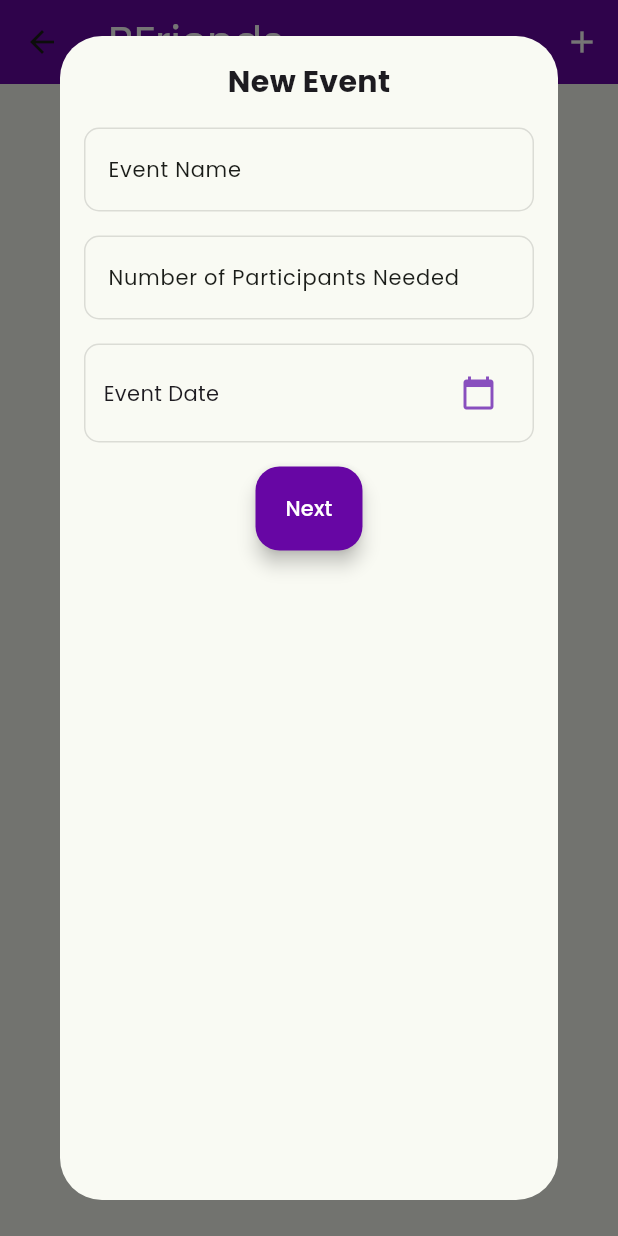
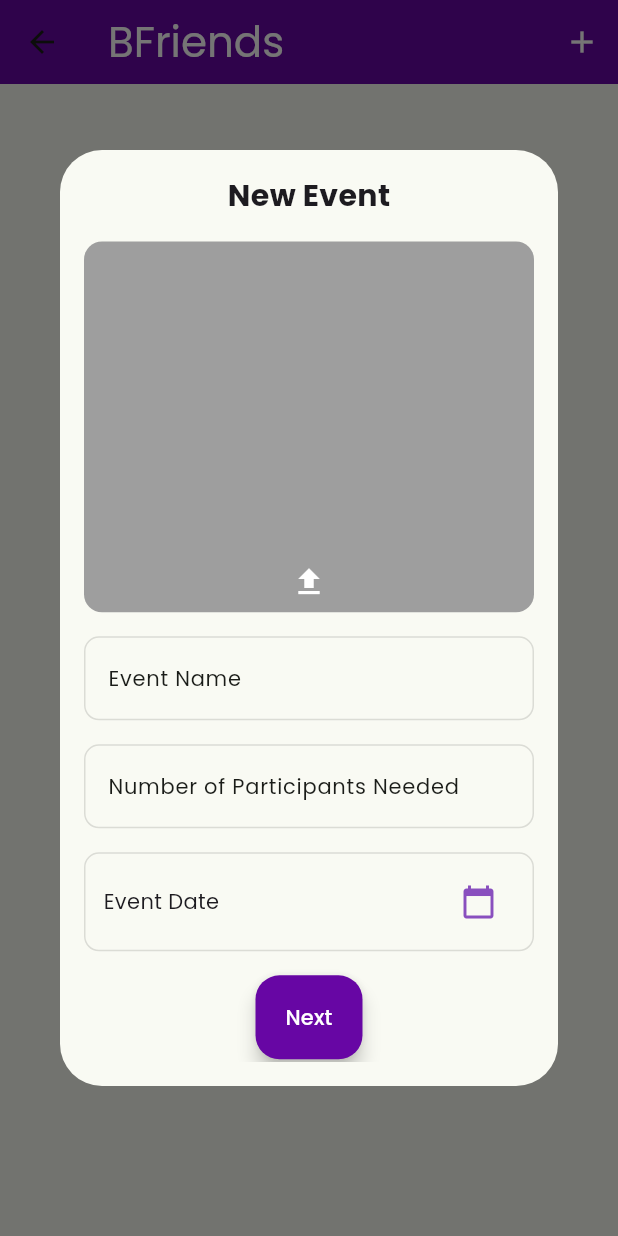
Before and after one commit to BFriends-inc/BFriends-app, a Flutter app: the EventsPage screen opened directly, after a tap on the "add" icon, on a phone screen of 412 x 824 dp. Run offline on Flutter 3.47's test engine with Material 3 defaults, Android fonts, the phone set to English and light mode, and no system bars; our stand-ins replace cloud_firestore, firebase_auth, firebase_core, geolocator, go_router, google_fonts and 4 more; accounts and stored records are empty.

Commit message:
Added image picker for the event (widget)
-  Just a widget, function = not yet

```diff
--- a/lib/pages/events_page.dart
+++ b/lib/pages/events_page.dart
@@ -1,9 +1,11 @@
 import 'dart:convert';
 import 'dart:math';
 
+import 'package:bfriends_app/pages/user_image_picker.dart';
 import 'package:flutter/foundation.dart';
 import 'package:flutter/material.dart';
 import 'package:http/http.dart' as http;
+import 'package:image_picker/image_picker.dart';
 import 'package:uuid/uuid.dart';
 import 'package:geolocator/geolocator.dart';
 
@@ -30,6 +32,8 @@ class _EventsPageState extends State<EventsPage> {
 
   TextEditingController eventNameController = TextEditingController();
   TextEditingController participantsController = TextEditingController();
+
+  XFile? _selectedImage;
 
   @override
   void initState() {
@@ -124,6 +128,8 @@ class _EventsPageState extends State<EventsPage> {
   }
 
   void _showDialog() {
+    var height = MediaQuery.of(context).size.height;
+
     showDialog(
       context: context,
       builder: (BuildContext context) {
@@ -135,7 +141,9 @@ class _EventsPageState extends State<EventsPage> {
                 key: _formProfileSetupKey,
                 child: Container(
                   padding: const EdgeInsets.all(16),
+                  height: height - 200,
                   child: PageView(
+                    physics: const NeverScrollableScrollPhysics(),
                     controller: _pageController,
                     onPageChanged: (index) {
                       _setState(() {
@@ -165,7 +173,9 @@ class _EventsPageState extends State<EventsPage> {
 
   Widget _buildFirstPage() {
     final theme = Theme.of(context);
-    return Column(
+
+    return SingleChildScrollView(
+      child: Column(
         mainAxisSize: MainAxisSize.min,
         children: [
           const Text(
@@ -174,6 +184,19 @@ class _EventsPageState extends State<EventsPage> {
               fontSize: 20,
               fontWeight: FontWeight.bold,
             ),
+          ),
+          const SizedBox(height: 16),
+          UserImagePicker(
+            context: context,
+            validator: (pickedImage) {
+              if (pickedImage == null) {
+                return 'Please select an image';
+              }
+              return null;
+            },
+            onSave: (pickedImage) {
+              _selectedImage = pickedImage;
+            },
           ),
           const SizedBox(height: 16),
           TextFormField(
@@ -290,6 +313,7 @@ class _EventsPageState extends State<EventsPage> {
             child: const Text('Next'),
           ),
         ],
+      ),
     );
   }
 
--- /dev/null
+++ b/lib/pages/user_image_picker.dart
@@ -0,0 +1,105 @@
+import 'dart:io';
+import 'package:flutter/foundation.dart';
+import 'package:flutter/material.dart';
+import 'package:image_picker/image_picker.dart';
+
+class UserImagePicker extends FormField<XFile?> {
+  UserImagePicker({
+    super.key,
+    required void Function(XFile? pickedImage) onSave,
+    required String? Function(XFile? pickedImage) super.validator,
+    required BuildContext context,
+  }) : super(
+          onSaved: onSave,
+          initialValue: null,
+          builder: (FormFieldState<XFile?> state) {
+            void _pickImage() async {
+              try {
+                final pickedImage = await ImagePicker().pickImage(
+                  source: ImageSource.gallery,
+                  imageQuality: 50,
+                  maxWidth: 150,
+                );
+
+                if (pickedImage == null) {
+                  return;
+                }
+
+                state.didChange(pickedImage);
+              } catch (error) {
+                debugPrint('Error picking image: $error');
+              }
+            }
+
+            var height = MediaQuery.of(context).size.height;
+            var width = MediaQuery.of(context).size.width;
+
+            return Column(
+              children: [
+                Stack(
+                  children: [
+                    Container(
+                      width: width,
+                      height: height * 0.30,
+                      decoration: BoxDecoration(
+                        color: Colors.grey,
+                        borderRadius: BorderRadius.circular(12),
+                        image: state.value != null
+                            ? DecorationImage(
+                                image: _getForegroundImage(state)!,
+                                fit: BoxFit.cover,
+                              )
+                            : null,
+                      ),
+                    ),
+                    Positioned.fill(
+                      child: Material(
+                        color: Colors.transparent,
+                        child: InkWell(
+                          onTap: _pickImage,
+                          borderRadius: BorderRadius.circular(40),
+                          child: Align(
+                            alignment: Alignment.bottomCenter,
+                            child: Padding(
+                              padding: const EdgeInsets.only(bottom: 8.0),
+                              child: Icon(
+                                Icons.upload,
+                                color: Theme.of(context).colorScheme.onPrimary,
+                              ),
+                            ),
+                          ),
+                        ),
+                      ),
+                    ),
+                  ],
+                ),
+                if (state.hasError)
+                  Padding(
+                    padding: const EdgeInsets.only(top: 8.0),
+                    child: Text(
+                      state.errorText!,
+                      style:
+                          Theme.of(context).inputDecorationTheme.prefixStyle ??
+                              Theme.of(context).textTheme.labelMedium?.copyWith(
+                                    fontWeight: FontWeight.w400,
+                                    color: Theme.of(context).colorScheme.error,
+                                  ),
+                    ),
+                  ),
+              ],
+            );
+          },
+        );
+
+  static ImageProvider? _getForegroundImage(FormFieldState<XFile?> state) {
+    if (state.value == null) {
+      return null;
+    }
+
+    if (kIsWeb) {
+      return NetworkImage(state.value!.path);
+    } else {
+      return FileImage(File(state.value!.path));
+    }
+  }
+}
--- a/pubspec.yaml
+++ b/pubspec.yaml
@@ -46,6 +46,7 @@ dependencies:
   uid: ^0.0.2
   uuid: ^4.4.0
   geolocator: ^12.0.0
+  image_picker: ^1.1.2
 
 dev_dependencies:
   flutter_test:
```
Also changed, not shown: pubspec.lock, 5 other files. Lines whose indentation alone changed are shown as unchanged.
